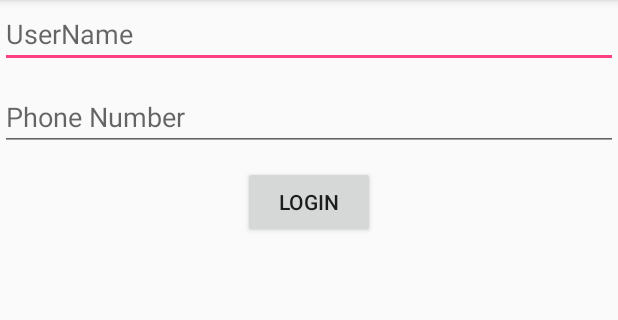
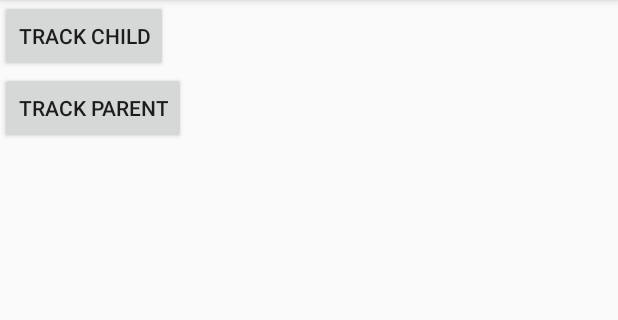
Before and after one commit to Aritra1704/SampleHyperTrack, an Android app: the screen it shows after launch (TrackActivity before the commit, NavigateActivity after it), on a phone screen of 412 x 824 dp, the part 84-404 px from its top. Run offline under Robolectric (Android 15) with nearby library versions, the light colour scheme and no system bars; libraries missing offline, so code that uses them is left out: com.hypertrack.lib; 1 statement that could not run was skipped.

Commit message:
Added Track Actions api implementation.

```diff
--- /dev/null
+++ b/app/src/main/java/com/arpaul/samplehypertrack/NavigateActivity.java
@@ -0,0 +1,40 @@
+package com.arpaul.samplehypertrack;
+
+import android.content.Intent;
+import android.os.Bundle;
+import android.support.annotation.Nullable;
+import android.support.v7.app.AppCompatActivity;
+import android.view.View;
+import android.widget.Button;
+
+/**
+ * Created by Aritra Ranjan on 5/12/2017.
+ */
+
+public class NavigateActivity extends AppCompatActivity {
+
+    private Button btnTrackChild, btnTrack;
+
+    @Override
+    protected void onCreate(@Nullable Bundle savedInstanceState) {
+        super.onCreate(savedInstanceState);
+        setContentView(R.layout.activity_navigate);
+
+        btnTrackChild = (Button) findViewById(R.id.btnTrackChild);
+        btnTrack = (Button) findViewById(R.id.btnTrack);
+
+        btnTrack.setOnClickListener(new View.OnClickListener() {
+            @Override
+            public void onClick(View v) {
+                startActivity(new Intent(NavigateActivity.this, ParentActivity.class));
+            }
+        });
+
+        btnTrackChild.setOnClickListener(new View.OnClickListener() {
+            @Override
+            public void onClick(View v) {
+                startActivity(new Intent(NavigateActivity.this, TrackActivity.class));
+            }
+        });
+    }
+}
--- /dev/null
+++ b/app/src/main/res/layout/activity_navigate.xml
@@ -0,0 +1,18 @@
+<?xml version="1.0" encoding="utf-8"?>
+<LinearLayout xmlns:android="http://schemas.android.com/apk/res/android"
+    android:layout_width="match_parent"
+    android:layout_height="match_parent"
+    android:orientation="vertical">
+
+    <Button
+        android:id="@+id/btnTrackChild"
+        android:layout_width="wrap_content"
+        android:layout_height="wrap_content"
+        android:text="Track Child" />
+
+    <Button
+        android:id="@+id/btnTrack"
+        android:layout_width="wrap_content"
+        android:layout_height="wrap_content"
+        android:text="Track Parent" />
+</LinearLayout>
--- /dev/null
+++ b/app/src/main/res/layout/cell_action.xml
@@ -0,0 +1,6 @@
+<?xml version="1.0" encoding="utf-8"?>
+<TextView xmlns:android="http://schemas.android.com/apk/res/android"
+    android:id="@+id/tvAction"
+    android:layout_width="match_parent"
+    android:layout_height="wrap_content"
+    android:layout_margin="10dp" />
--- a/app/src/main/res/values/styles.xml
+++ b/app/src/main/res/values/styles.xml
@@ -8,4 +8,10 @@
         <item name="colorAccent">@color/colorAccent</item>
     </style>
 
+    <!-- Change tracking activity's theme to remove default ActionBar. -->
+    <style name="TrackingActivityTheme" parent="Theme.AppCompat.Light.NoActionBar">
+        <!-- We will be using the toolbar so no need to show ActionBar -->
+        <item name="windowActionBar">false</item>
+        <item name="windowNoTitle">true</item>
+    </style>
 </resources>
```
Also changed, not shown: app/src/main/AndroidManifest.xml (+12 -1 lines), app/src/main/java/com/arpaul/samplehypertrack/ParentActivity.java (added, +91 -0 lines), app/src/main/java/com/arpaul/samplehypertrack/TrackingActivity.java (added, +60 -0 lines), app/src/main/java/com/arpaul/samplehypertrack/adapter/ActionAdapter.java (added, +73 -0 lines), app/src/main/java/com/arpaul/samplehypertrack/adapter/MyMapAdapter.java (added, +22 -0 lines), app/src/main/res/layout/activity_parent.xml (added, +42 -0 lines), app/src/main/res/layout/activity_tracking.xml (added, +8 -0 lines).
